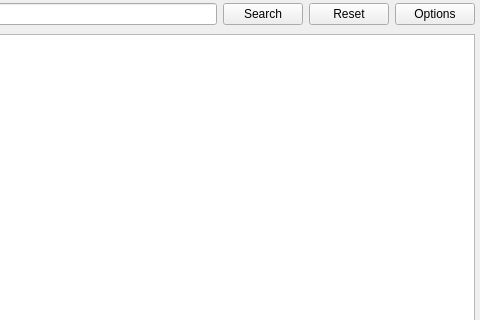
Old version of the form checkout.ui in the repository sbadame/checkout; both pictures show x 264 to 744 and y 0 to 320 of the 744 by 556 pixel window.
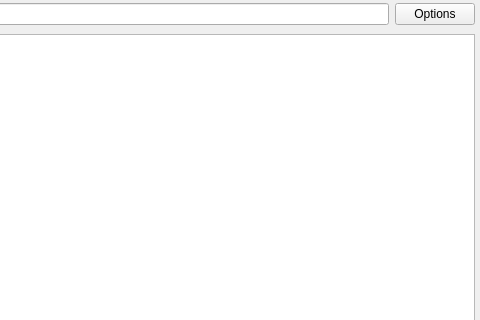
New version of the form. Custom widgets are drawn as their Qt base class.

Commit message: removed the search buttons

```diff
--- a/checkout.ui
+++ b/checkout.ui
@@ -77,20 +77,6 @@
                 </property>
                </widget>
               </item>
-              <item>
-               <widget class="QPushButton" name="search">
-                <property name="text">
-                 <string>Search</string>
-                </property>
-               </widget>
-              </item>
-              <item>
-               <widget class="QPushButton" name="search_reset">
-                <property name="text">
-                 <string>Reset</string>
-                </property>
-               </widget>
-              </item>
               <item>
                <widget class="QPushButton" name="options">
                 <property name="text">
```
Left out of the diff: 51 changed lines with no effect on the pictures. The commit also changes 2 other files.
